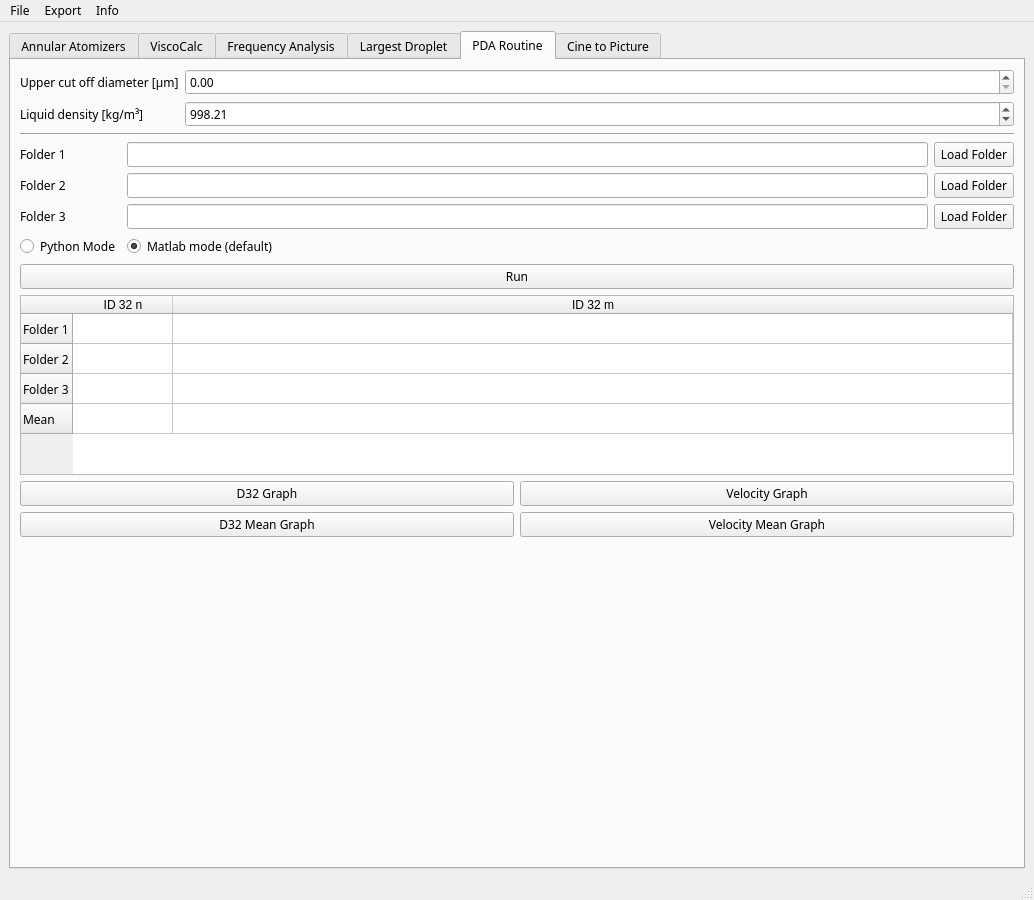
Above: GUI/mainWindow.ui from realize-1337/Atomizer-Toolbox before the change. Below: the same form after it.
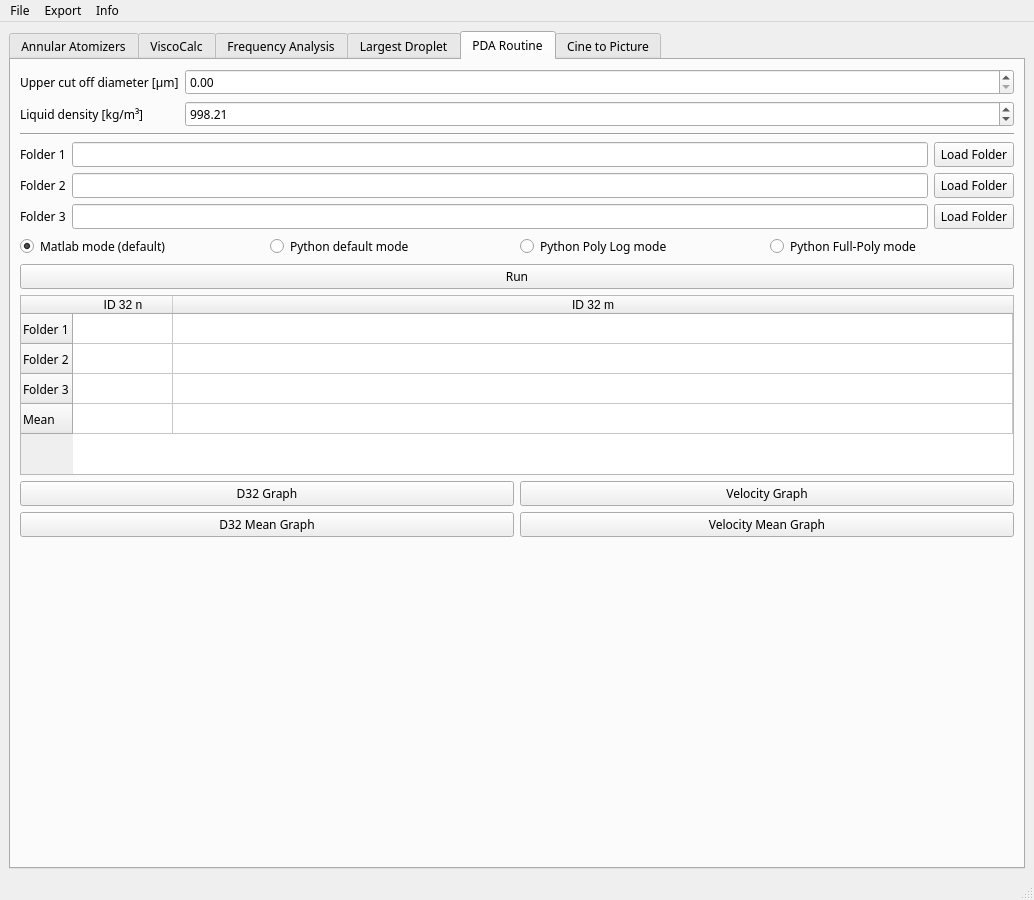
That is the form after the change. The open tabs and pages were chosen to show the change.

Commit message: add diffrent PDA analysis modes

The edit to the form file:
```diff
--- a/GUI/mainWindow.ui
+++ b/GUI/mainWindow.ui
@@ -1937,43 +1937,17 @@
           </item>
          </layout>
         </item>
-        <item row="4" column="0">
-         <widget class="QRadioButton" name="radio_py_mode">
-          <property name="toolTip">
-           <string>Open source implementation, technically slightly more precise but little bit slower</string>
-          </property>
-          <property name="text">
-           <string>Python Mode</string>
-          </property>
-          <attribute name="buttonGroup">
-           <string notr="true">buttonGroup_5</string>
-          </attribute>
-         </widget>
-        </item>
-        <item row="4" column="1">
-         <widget class="QRadioButton" name="radio_mat_mode">
-          <property name="toolTip">
-           <string>Matlab must be installed with a valid license</string>
-          </property>
-          <property name="text">
-           <string>Matlab mode (default)</string>
-          </property>
-          <property name="checked">
-           <bool>true</bool>
-          </property>
-          <attribute name="buttonGroup">
-           <string notr="true">buttonGroup_5</string>
-          </attribute>
-         </widget>
-        </item>
-        <item row="5" column="0" colspan="2">
+        <item row="6" column="0" colspan="2">
          <widget class="QPushButton" name="PDA_run">
+          <property name="toolTip">
+           <string>As long as this button says running, everything is fine and running as normal</string>
+          </property>
           <property name="text">
            <string>Run</string>
           </property>
          </widget>
         </item>
-        <item row="6" column="0" colspan="2">
+        <item row="7" column="0" colspan="2">
          <widget class="QTableWidget" name="PDA_table">
           <property name="sizePolicy">
            <sizepolicy hsizetype="Expanding" vsizetype="Fixed">
@@ -2025,7 +1999,7 @@
           </column>
          </widget>
         </item>
-        <item row="7" column="0" colspan="2">
+        <item row="8" column="0" colspan="2">
          <layout class="QHBoxLayout" name="horizontalLayout_10">
           <item>
            <widget class="QPushButton" name="PDA_D32">
@@ -2043,7 +2017,7 @@
           </item>
          </layout>
         </item>
-        <item row="8" column="0" colspan="2">
+        <item row="9" column="0" colspan="2">
          <layout class="QHBoxLayout" name="horizontalLayout_16">
           <item>
            <widget class="QPushButton" name="PDA_D32_mean">
@@ -2061,6 +2035,65 @@
           </item>
          </layout>
         </item>
+        <item row="5" column="0" colspan="2">
+         <layout class="QHBoxLayout" name="horizontalLayout_18">
+          <item>
+           <widget class="QRadioButton" name="radio_mat_mode">
+            <property name="toolTip">
+             <string>Matlab must be installed with a valid license</string>
+            </property>
+            <property name="text">
+             <string>Matlab mode (default)</string>
+            </property>
+            <property name="checked">
+             <bool>true</bool>
+            </property>
+            <attribute name="buttonGroup">
+             <string notr="true">buttonGroup_5</string>
+            </attribute>
+           </widget>
+          </item>
+          <item>
+           <widget class="QRadioButton" name="radio_py_mode">
+            <property name="toolTip">
+             <string>Open source implementation of matlab mode, technically slightly more precise but little bit slower</string>
+            </property>
+            <property name="text">
+             <string>Python default mode</string>
+            </property>
+            <attribute name="buttonGroup">
+             <string notr="true">buttonGroup_5</string>
+            </attribute>
+           </widget>
+          </item>
+          <item>
+           <widget class="QRadioButton" name="radio_py_ex_mode">
+            <property name="toolTip">
+             <string>In this mode data is fitted to a polynom function and a log function, whereas is matlab mode it is fitted to exponetial function and log function</string>
+            </property>
+            <property name="text">
+             <string>Python Poly Log mode</string>
+            </property>
+            <attribute name="buttonGroup">
+             <string notr="true">buttonGroup_5</string>
+            </attribute>
+           </widget>
+          </item>
+          <item>
+           <widget class="QRadioButton" name="radio_py_poly_mode">
+            <property name="toolTip">
+             <string>In this mode data is fitted to a polynom function, whereas is matlab mode it is fitted to exponetial function and log function</string>
+            </property>
+            <property name="text">
+             <string>Python Full-Poly mode</string>
+            </property>
+            <attribute name="buttonGroup">
+             <string notr="true">buttonGroup_5</string>
+            </attribute>
+           </widget>
+          </item>
+         </layout>
+        </item>
        </layout>
       </widget>
       <widget class="QWidget" name="tab_4">
@@ -2154,7 +2187,7 @@
      <x>0</x>
      <y>0</y>
      <width>1034</width>
-     <height>26</height>
+     <height>21</height>
     </rect>
    </property>
    <widget class="QMenu" name="menuSetting">
```
Left out of the diff: 6 changed lines with no effect on the pictures. The commit also changes 4 other files.
